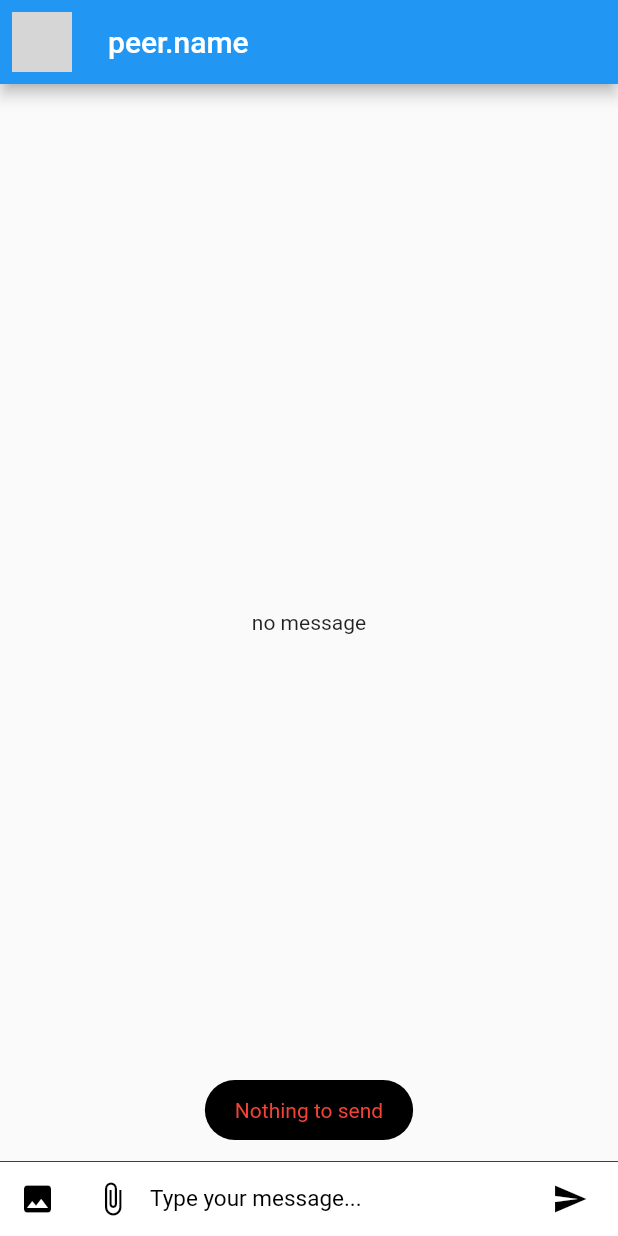
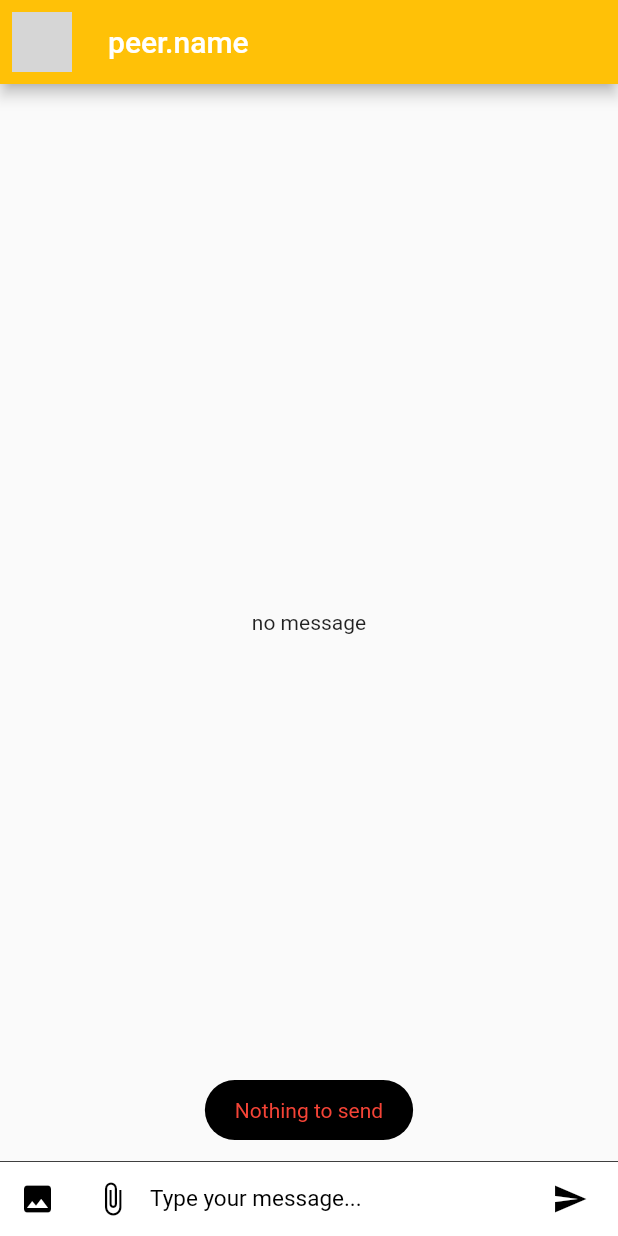
Before and after one commit to Po-Jui-Lin/study-pal, a Flutter app: the Chat screen opened directly, item 3 of the bottom bar chosen, on a phone screen of 412 x 824 dp. Run offline on Flutter 3.47's test engine with Material 2 defaults, Android fonts, the phone set to English and light mode, and no system bars; our stand-ins replace cached_network_image, cloud_firestore, file_picker, firebase_core, firebase_storage, flutter_slidable and 3 more; accounts and stored records are empty; network calls fail; grey boxes are pictures that could not be loaded.

Commit message:
modify color tone of chat

```diff
--- a/lib/chat/chatScreens/chat.dart
+++ b/lib/chat/chatScreens/chat.dart
@@ -22,7 +22,7 @@ class _ChatState extends State<Chat> {
         ),
 
         // backgroundColor: MyConstants.appBarColor,
-        backgroundColor: Colors.blue,
+        backgroundColor: Colors.amber,
       ),
       body: Stack(
         children: <Widget>[
--- a/lib/chat/chatScreens/multimedia_message/file_msg.dart
+++ b/lib/chat/chatScreens/multimedia_message/file_msg.dart
@@ -10,7 +10,7 @@ ClipRRect fileMsg(DocumentSnapshot document) {
       children: <Widget>[
         Icon(
           Icons.insert_drive_file,
-          color: Colors.blue[400],
+          color: Colors.amber[400],
           size: 60.0,
         ),
         Container(
@@ -18,7 +18,7 @@ ClipRRect fileMsg(DocumentSnapshot document) {
           child: IconButton(
             icon: Icon(
               Icons.open_in_browser,
-              color: Colors.blue[500],
+              color: Colors.amber[500],
             ),
             onPressed: () async {
               String _url = document.get('content');
--- a/lib/chat/chatScreens/multimedia_message/text_msg.dart
+++ b/lib/chat/chatScreens/multimedia_message/text_msg.dart
@@ -9,7 +9,7 @@ Container textMsg(DocumentSnapshot document, bool self) {
     ),
     padding: EdgeInsets.fromLTRB(15.0, 10.0, 15.0, 10.0),
     width: 200.0,
-    decoration: BoxDecoration(color: !self ? Colors.blue : Colors.blue[200], borderRadius: BorderRadius.circular(8.0)),
+    decoration: BoxDecoration(color: !self ? Colors.amber[400] : Colors.amber[200], borderRadius: BorderRadius.circular(8.0)),
     margin: EdgeInsets.only(bottom: 5.0, left: 10.0),
   );
 }
```
